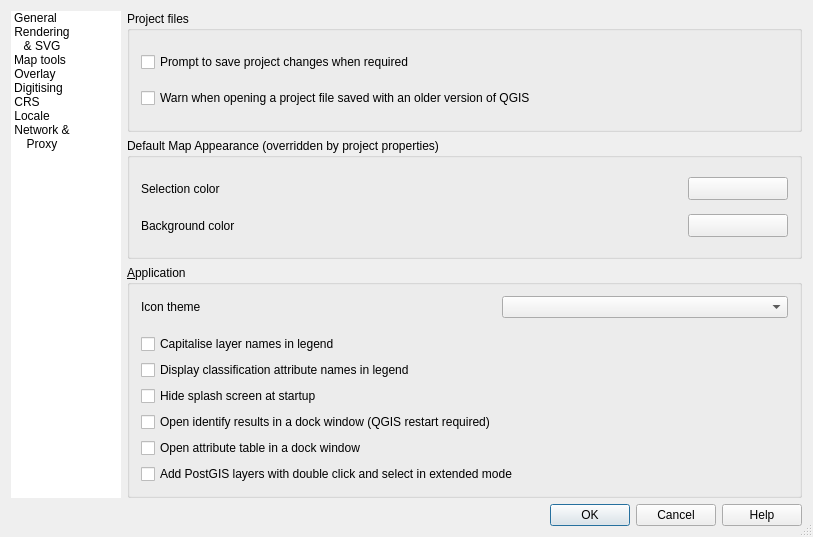
Before: the Qt Designer form qgis/src/ui/qgsoptionsbase.ui in sourcepole/qgis, drawn with Qt 5.
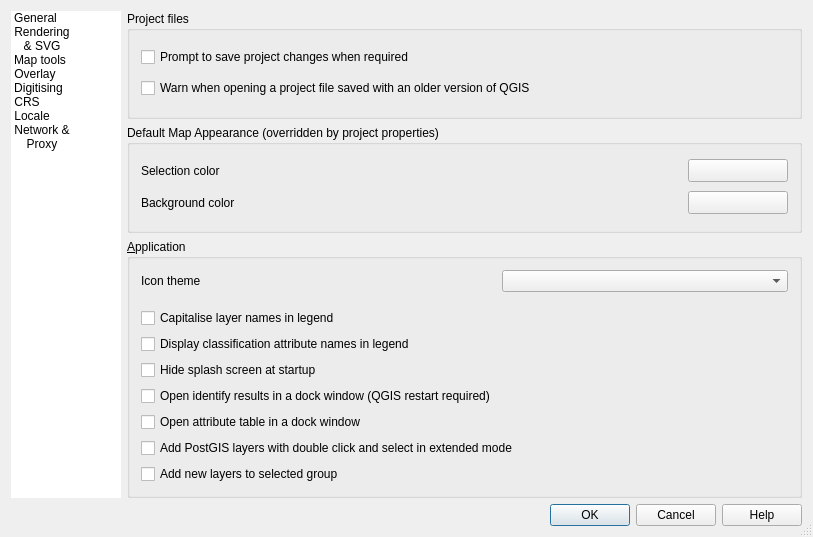
After: the same form once the commit is applied. The open tabs and pages were chosen to show the change. Icons and pictures are not drawn. Custom widgets are drawn as their Qt base class.

Commit message: [FEATURE] optionally add new layers to the selected group

```diff
--- a/qgis/src/ui/qgsoptionsbase.ui
+++ b/qgis/src/ui/qgsoptionsbase.ui
@@ -362,6 +362,13 @@
             </item>
            </widget>
           </item>
+          <item row="8" column="0">
+           <widget class="QCheckBox" name="cbxAddNewLayersToCurrentGroup">
+            <property name="text">
+             <string>Add new layers to selected group</string>
+            </property>
+           </widget>
+          </item>
          </layout>
         </widget>
        </item>
```
The commit also changes 2 other files.
